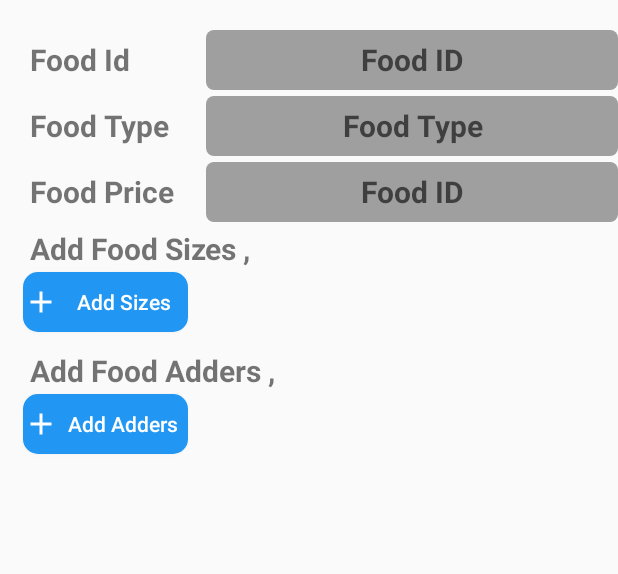
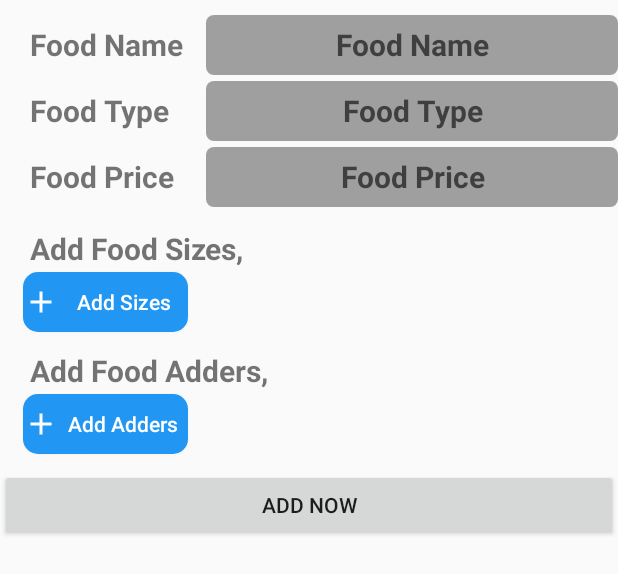
Before and after one commit to 0772412113/quick_food, an Android app: the layout activity_food_edit.xml on its own in the app's theme, with its tools: preview values and no code run, on a phone screen of 412 x 824 dp. Shown: the top 574 px of the screen. Run offline under Robolectric (Android 15) with nearby library versions, the phone set to English and light mode, and no system bars.

Commit message:
Add new food item Done

```diff
--- a/app/src/main/AndroidManifest.xml
+++ b/app/src/main/AndroidManifest.xml
@@ -17,7 +17,7 @@
         android:supportsRtl="true"
         android:theme="@style/AppTheme">
         <activity android:name=".ShareBarcode" />
-        <activity android:name=".foodEdit" />
+        <activity android:name=".FoodItemEditActivity" />
         <activity android:name=".recycler.OrderQueue" />
         <activity android:name=".UserProfile" />
         <activity android:name=".QRCodeScanner" />
--- a/app/src/main/java/com/example/quick_food/UserProfile.java
+++ b/app/src/main/java/com/example/quick_food/UserProfile.java
@@ -76,7 +76,7 @@ public class UserProfile extends AppCompatActivity {
             @Override
             public void onClick(View view) {
 
-                Intent intent = new Intent(UserProfile.this, foodEdit.class);
+                Intent intent = new Intent(UserProfile.this, FoodItemEditActivity.class);
                 startActivity(intent);
 
 
--- a/app/src/main/res/layout/activity_food_edit.xml
+++ b/app/src/main/res/layout/activity_food_edit.xml
@@ -1,37 +1,42 @@
 <?xml version="1.0" encoding="utf-8"?>
-<LinearLayout xmlns:android="http://schemas.android.com/apk/res/android"
-    xmlns:app="http://schemas.android.com/apk/res-auto"
+<ScrollView xmlns:android="http://schemas.android.com/apk/res/android"
     xmlns:tools="http://schemas.android.com/tools"
     android:layout_width="match_parent"
     android:layout_height="match_parent"
-    android:orientation="vertical"
-    tools:context=".foodEdit">
+    tools:context=".FoodItemEditActivity">
+
 
     <LinearLayout
         android:layout_width="match_parent"
         android:layout_height="wrap_content"
-        android:paddingTop="20dp"
+        android:orientation="vertical">
+
+
+        <LinearLayout
+            android:layout_width="match_parent"
+            android:layout_height="wrap_content"
+            android:paddingTop="10dp"
             android:paddingBottom="2dp">
 
             <TextView
 
                 android:layout_width="match_parent"
                 android:layout_height="wrap_content"
+                android:layout_marginLeft="20dp"
                 android:layout_weight="2"
-            android:text="Food Id"
-            android:layout_marginLeft="20dp"
+                android:text="Food Name"
                 android:textSize="20sp"
                 android:textStyle="bold" />
 
             <EditText
 
-            android:background="@drawable/button_edit_text"
-            android:id="@+id/food_id"
+                android:id="@+id/food_name"
                 android:layout_width="match_parent"
                 android:layout_height="40dp"
                 android:layout_weight="1"
+                android:background="@drawable/button_edit_text"
+                android:hint="Food Name"
                 android:textAlignment="center"
-            android:hint="Food ID"
                 android:textSize="20sp"
                 android:textStyle="bold" />
         </LinearLayout>
@@ -45,21 +50,21 @@
             <TextView
                 android:layout_width="match_parent"
                 android:layout_height="wrap_content"
+                android:layout_marginLeft="20dp"
                 android:layout_weight="2"
                 android:text="Food Type"
-            android:layout_marginLeft="20dp"
                 android:textSize="20dp"
                 android:textStyle="bold" />
 
             <EditText
-            android:background="@drawable/button_edit_text"
                 android:id="@+id/food_type"
                 android:layout_width="match_parent"
                 android:layout_height="40dp"
                 android:layout_weight="1"
+                android:background="@drawable/button_edit_text"
+                android:hint="Food Type"
+                android:inputType="numberDecimal"
                 android:textAlignment="center"
-            android:inputType="numberDecimal"
-            android:hint="Food Type"
                 android:textSize="20sp"
                 android:textStyle="bold" />
         </LinearLayout>
@@ -67,28 +72,29 @@
         <LinearLayout
             android:layout_width="match_parent"
             android:layout_height="wrap_content"
+            android:layout_marginBottom="10dp"
             android:paddingTop="2dp"
             android:paddingBottom="2dp">
 
             <TextView
                 android:layout_width="match_parent"
                 android:layout_height="wrap_content"
+                android:layout_marginLeft="20dp"
                 android:layout_weight="2"
                 android:text="Food Price"
-            android:layout_marginLeft="20dp"
                 android:textSize="20sp"
                 android:textStyle="bold" />
 
             <EditText
-            android:background="@drawable/button_edit_text"
                 android:id="@+id/food_price"
                 android:layout_width="match_parent"
                 android:layout_height="40dp"
                 android:layout_weight="1"
+                android:background="@drawable/button_edit_text"
+                android:hint="Food Price"
+                android:inputType="numberDecimal"
                 android:textAlignment="center"
-            android:inputType="numberDecimal"
                 android:textSize="20sp"
-            android:hint="Food ID"
                 android:textStyle="bold" />
         </LinearLayout>
 
@@ -101,9 +107,9 @@
             <TextView
                 android:layout_width="wrap_content"
                 android:layout_height="wrap_content"
+                android:layout_marginLeft="20dp"
                 android:layout_weight="2"
-            android:text="Add Food Sizes ,"
-            android:layout_marginLeft="20dp"
+                android:text="Add Food Sizes,"
                 android:textSize="20sp"
                 android:textStyle="bold" />
         </LinearLayout>
@@ -112,20 +118,19 @@
             android:id="@+id/sizeSelect"
             android:layout_width="match_parent"
             android:layout_height="wrap_content"
-        android:orientation="vertical"/>
+            android:orientation="vertical" />
 
         <Button
             android:id="@+id/addAvailableSizes"
             android:layout_width="110dp"
             android:layout_height="40dp"
+            android:layout_marginLeft="15dp"
             android:layout_marginBottom="10dp"
             android:background="@drawable/add_more_button"
+            android:drawableLeft="@drawable/ic_add"
             android:text="Add Sizes"
             android:textAllCaps="false"
-        android:textColor="@android:color/white"
-        android:layout_marginLeft="15dp"
-        android:drawableLeft="@drawable/ic_add"
-        />
+            android:textColor="@android:color/white" />
 
         <LinearLayout
             android:layout_width="match_parent"
@@ -136,9 +141,9 @@
             <TextView
                 android:layout_width="wrap_content"
                 android:layout_height="wrap_content"
+                android:layout_marginLeft="20dp"
                 android:layout_weight="2"
-            android:text="Add Food Adders ,"
-            android:layout_marginLeft="20dp"
+                android:text="Add Food Adders,"
                 android:textSize="20sp"
                 android:textStyle="bold" />
         </LinearLayout>
@@ -147,20 +152,26 @@
             android:id="@+id/adderSelect"
             android:layout_width="match_parent"
             android:layout_height="wrap_content"
-        android:orientation="vertical"/>
+            android:orientation="vertical" />
 
         <Button
             android:id="@+id/addAvailableAdders"
             android:layout_width="110dp"
             android:layout_height="40dp"
+            android:layout_marginLeft="15dp"
             android:layout_marginBottom="10dp"
             android:background="@drawable/add_more_button"
+            android:drawableLeft="@drawable/ic_add"
             android:text="Add Adders"
             android:textAllCaps="false"
-        android:textColor="@android:color/white"
-        android:layout_marginLeft="15dp"
-        android:drawableLeft="@drawable/ic_add"
-        />
+            android:textColor="@android:color/white" />
+
+        <Button
+            android:id="@+id/button_add_now"
+            android:layout_width="match_parent"
+            android:layout_height="wrap_content"
+            android:text="Add Now" />
 
 
     </LinearLayout>
+</ScrollView>
--- a/app/src/main/res/layout/raw_add_adders.xml
+++ b/app/src/main/res/layout/raw_add_adders.xml
@@ -13,7 +13,6 @@
         android:layout_weight="1"
         android:textAlignment="center"
         android:hint="Adder name"
-        android:inputType="numberDecimal"
         android:layout_width="match_parent"
         android:layout_height="40dp"/>
 
```
Also changed, not shown: app/src/main/java/com/example/quick_food/FoodItemEditActivity.java (added, +316 -0 lines), app/src/main/java/com/example/quick_food/foodEdit.java (deleted, +0 -110 lines). Lines whose indentation alone changed are shown as unchanged.
